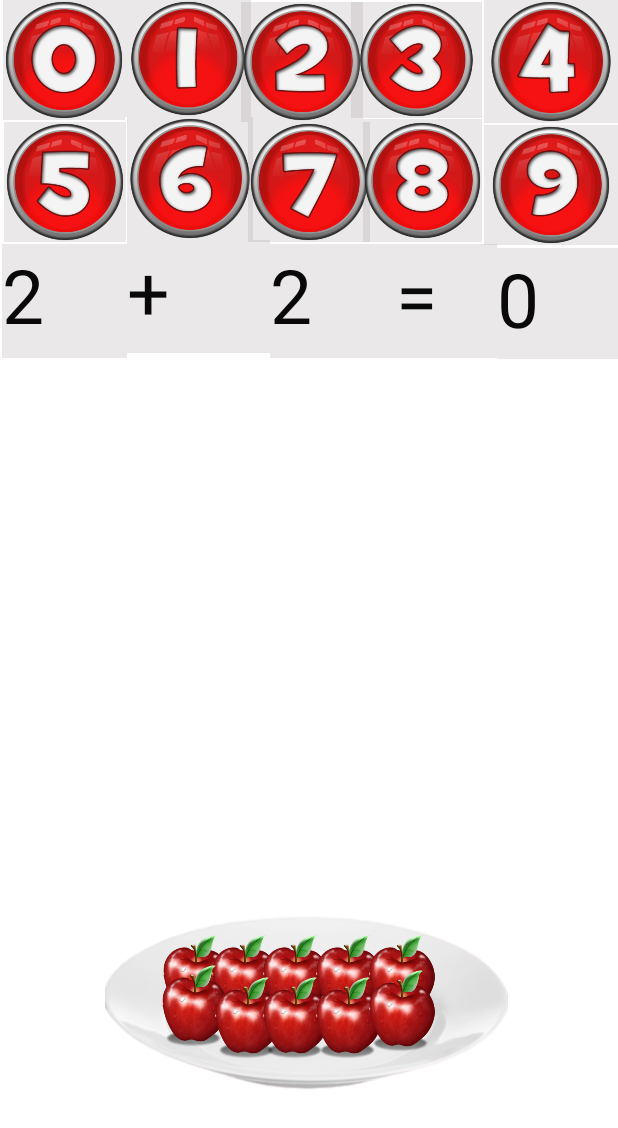
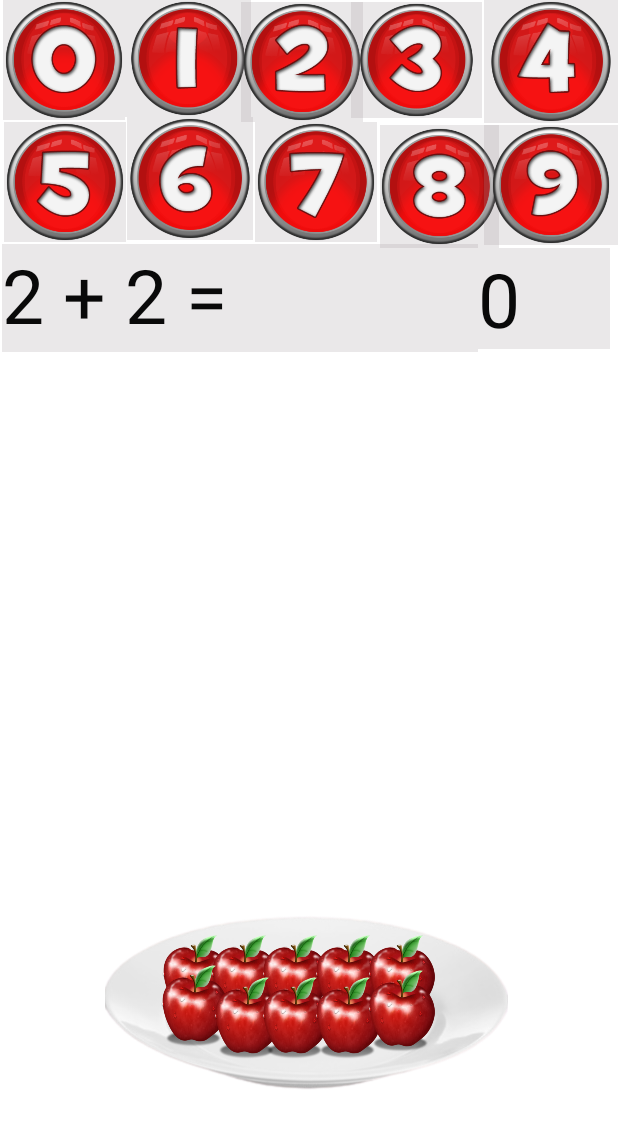
Before and after one commit to Parma139/Calculatorapplication16084787, an Android app: the screen it shows after launch (MainActivity), after a tap on "Button0", on a phone screen of 412 x 824 dp. Shown: the top 1128 px of the screen. Run offline under Robolectric (Android 15) with nearby library versions, the phone set to English and light mode, and no system bars.

Commit message:
code quality improved

```diff
--- a/app/src/main/java/com/example/calculator_application_16084787/MainActivity.java
+++ b/app/src/main/java/com/example/calculator_application_16084787/MainActivity.java
@@ -13,7 +13,7 @@ import java.util.Random;
 
 
 
-public class MainActivity<numb1, numb2> extends AppCompatActivity {
+public class MainActivity extends AppCompatActivity {
 
     @Override
     protected void onCreate(Bundle savedInstanceState) {
@@ -50,10 +50,11 @@ public class MainActivity<numb1, numb2> extends AppCompatActivity {
         ImageView apple10 = (ImageView) findViewById(R.id.apple10);
         apple10.setOnTouchListener(handleTouch);
 
+        displayQ();
 
-
-
-        // code for number
+    }
+    //code for ques
+    TextView myTextView;
 
     Random r1 = new Random();
     int numb1 = r1.nextInt(4);
@@ -61,33 +62,16 @@ public class MainActivity<numb1, numb2> extends AppCompatActivity {
     Random r2 = new Random();
     int numb2 = r2.nextInt(4);
 
-        String symbol1 = "+";
-        String symbol2 = "=";
 
-
-        TextView myTextView;
-
-
-          myTextView = (TextView)findViewById(R.id.ques1);
-          myTextView.setText( String.valueOf(numb1) );
-
-         myTextView = (TextView)findViewById(R.id.symbol1);
-         myTextView.setText(symbol1);
-
-          myTextView = (TextView)findViewById(R.id.ques2);
-        myTextView.setText( String.valueOf(numb2) );
-
-
-         myTextView = (TextView)findViewById(R.id.symbol2);
-        myTextView.setText( symbol2 );
-
-        // code for ques1 and ques2
+    public void displayQ(){
+        myTextView = (TextView) findViewById(R.id.ques);
+        myTextView.setText(String.valueOf(numb1 + " + " + (numb2) + " = " ));
     }
-
+    //end code for ques
 
 //code for button
     int button0, button1, button2, button3, button4, button5, button6, button7, button8, button9;
-    TextView myTextView;
+ //   TextView myTextView;
 
     public void button0Click(View v) {
         TextView output = findViewById(R.id.resultTest);
@@ -158,9 +142,6 @@ public class MainActivity<numb1, numb2> extends AppCompatActivity {
         button9 = 9;
         display();
     }
-
-
-
     //end code for button
 
     //function that check answer is right or wrong
@@ -170,30 +151,16 @@ public class MainActivity<numb1, numb2> extends AppCompatActivity {
         String checkS;
         int checkI;
 
-        String checkq1S;
-        int checkq1I;
-
-        String checkq2S;
-        int checkq2I;
-
         int result = 0;
         TextView outes = findViewById(R.id.resultTest);
         checkS = outes.getText().toString();
         checkI = Integer.parseInt(checkS);
 
-        TextView outq1 = findViewById(R.id.ques1);
-        checkq1S = outq1.getText().toString();
-        checkq1I = Integer.parseInt(checkq1S);
-
-
-        TextView outq2 = findViewById(R.id.ques2);
-        checkq2S = outq2.getText().toString();
-        checkq2I = Integer.parseInt(checkq2S);
-
-        result = checkq1I + checkq2I;
+       result = numb1 + numb2;
 
         if (checkI == result){
             Toast.makeText(this, "This is correct answer",Toast.LENGTH_SHORT).show();
+
         }else
         {
             Toast.makeText(this, "This is wrong answer",Toast.LENGTH_SHORT).show();
--- a/app/src/main/res/layout/activity_main.xml
+++ b/app/src/main/res/layout/activity_main.xml
@@ -183,9 +183,8 @@
 
     <TextView
         android:id="@+id/resultTest"
-        android:layout_width="81dp"
-        android:layout_height="74dp"
-        android:layout_marginTop="2dp"
+        android:layout_width="88dp"
+        android:layout_height="67dp"
         android:adjustViewBounds="true"
         android:background="#379F9697"
         android:contentDescription="@string/resultTest"
@@ -194,13 +193,13 @@
         android:text="?"
         android:textColor="#090909"
         android:textSize="50sp"
-        app:layout_constraintStart_toEndOf="@+id/symbol2"
-        app:layout_constraintTop_toBottomOf="@+id/Button9" />
+        app:layout_constraintStart_toEndOf="@+id/ques"
+        app:layout_constraintTop_toBottomOf="@+id/Button8" />
 
     <TextView
-        android:id="@+id/ques1"
-        android:layout_width="83dp"
-        android:layout_height="76dp"
+        android:id="@+id/ques"
+        android:layout_width="317dp"
+        android:layout_height="72dp"
         android:layout_marginStart="1dp"
         android:layout_marginTop="1dp"
         android:adjustViewBounds="true"
@@ -213,22 +212,6 @@
         android:textSize="50sp"
         app:layout_constraintStart_toStartOf="parent"
         app:layout_constraintTop_toBottomOf="@+id/Button5" />
-
-    <TextView
-        android:id="@+id/ques2"
-        android:layout_width="84dp"
-        android:layout_height="76dp"
-        android:layout_marginTop="1dp"
-        android:adjustViewBounds="true"
-        android:background="#379F9697"
-        android:contentDescription="@string/ques2"
-        android:padding="0dp"
-        android:scaleType="fitCenter"
-        android:text="@string/ques2"
-        android:textColor="#090909"
-        android:textSize="50sp"
-        app:layout_constraintStart_toEndOf="@+id/symbol1"
-        app:layout_constraintTop_toBottomOf="@+id/Button7" />
 
     <ImageButton
         android:id="@+id/Button0"
@@ -362,16 +345,16 @@
         android:id="@+id/Button8"
         android:layout_width="79dp"
         android:layout_height="82dp"
-        android:layout_marginEnd="1dp"
-        android:layout_marginBottom="1dp"
+        android:layout_marginStart="2dp"
+        android:layout_marginTop="1dp"
         android:adjustViewBounds="true"
         android:background="#379F9697"
         android:contentDescription="@string/Button8"
         android:onClick="button8Click"
         android:padding="0dp"
         android:scaleType="fitCenter"
-        app:layout_constraintBottom_toTopOf="@+id/ques2"
-        app:layout_constraintEnd_toStartOf="@+id/Button4"
+        app:layout_constraintStart_toEndOf="@+id/Button7"
+        app:layout_constraintTop_toBottomOf="@+id/Button4"
         app:srcCompat="@drawable/number8" />
 
     <ImageButton
@@ -389,32 +372,4 @@
         app:layout_constraintTop_toBottomOf="@+id/Button4"
         app:srcCompat="@drawable/number9" />
 
-    <TextView
-        android:id="@+id/symbol1"
-        android:layout_width="95dp"
-        android:layout_height="75dp"
-        android:adjustViewBounds="true"
-        android:background="#379F9697"
-        android:contentDescription="@string/symbol1"
-        android:padding="0dp"
-        android:scaleType="fitCenter"
-        android:text="@string/symbol1"
-        android:textColor="#090909"
-        android:textSize="50sp"
-        app:layout_constraintStart_toEndOf="@+id/ques1"
-        app:layout_constraintTop_toBottomOf="@+id/Button6" />
-
-    <TextView
-        android:id="@+id/symbol2"
-        android:layout_width="67dp"
-        android:layout_height="76dp"
-        android:layout_marginTop="1dp"
-        android:background="#379F9697"
-        android:contentDescription="@string/symbol2"
-        android:text="@string/symbol2"
-        android:textColor="#090909"
-        android:textSize="50sp"
-        app:layout_constraintStart_toEndOf="@+id/ques2"
-        app:layout_constraintTop_toBottomOf="@+id/Button8" />
-
 </androidx.constraintlayout.widget.ConstraintLayout>
```
Lines whose indentation alone changed are shown as unchanged.
